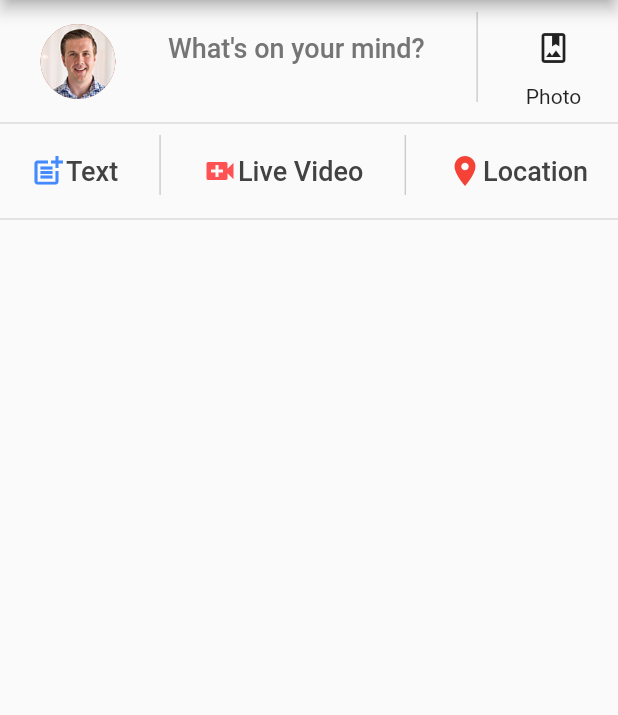
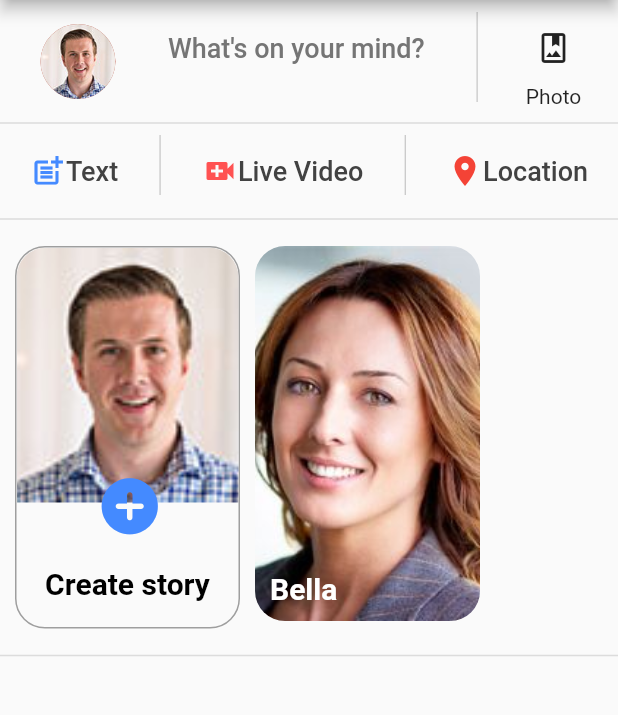
Before and after one commit to ManyuDhyani/Facebook_UI_Clone_Flutter, a Flutter app: the screen it shows after launch, on a phone screen of 412 x 824 dp, the part 156-871 px from its top. Run offline on Flutter 3.47's test engine with Material 2 defaults, Android fonts, the phone set to English and light mode, and no system bars; drawn by our look-alikes of badges.

Commit message:
Story Bar Design

```diff
--- a/lib/Windows/homeDetail.dart
+++ b/lib/Windows/homeDetail.dart
@@ -1,5 +1,6 @@
 import 'package:facebook_ui_clone_flutter/Windows/homeWidgets/homeMenuBar.dart';
 import 'package:facebook_ui_clone_flutter/Windows/homeWidgets/postBar.dart';
+import 'package:facebook_ui_clone_flutter/Windows/homeWidgets/storyBar.dart';
 import 'package:flutter/material.dart';
 
 class homeDetail extends StatefulWidget {
@@ -20,6 +21,8 @@ class _homeDetailState extends State<homeDetail> {
           const Divider(thickness: 1, color: Colors.black12),
           homeMenuBar(),
           const Divider(thickness: 1, color: Colors.black12),
+          storyBar(),
+          const Divider(thickness: 1, color: Colors.black12),
         ],
       ),
     );
--- /dev/null
+++ b/lib/Windows/homeWidgets/storyBar.dart
@@ -0,0 +1,106 @@
+import 'package:flutter/material.dart';
+
+class storyBar extends StatelessWidget {
+  const storyBar({Key? key}) : super(key: key);
+
+  @override
+  Widget build(BuildContext context) {
+    return Container(
+      margin: const EdgeInsets.all(10.0),
+      child: SingleChildScrollView(
+        scrollDirection: Axis.horizontal,
+        child: Wrap(
+          spacing: 10.0,
+          children: [
+            Container(
+              height: 255,
+              width: 150,
+              decoration: BoxDecoration(
+                  border: Border.all(color: Colors.grey),
+                  borderRadius: BorderRadius.circular(20)),
+              child: Stack(
+                fit: StackFit.expand,
+                children: [
+                  GestureDetector(
+                    onTap: () => print("Add Story Clicked"),
+                    child: Column(
+                      children: [
+                        Container(
+                          height: 170,
+                          width: 150,
+                          margin: EdgeInsets.only(bottom: 30.0),
+                          child: const ClipRRect(
+                            borderRadius: BorderRadius.only(
+                              topLeft: Radius.circular(20),
+                              topRight: Radius.circular(20),
+                            ),
+                            child: Image(
+                              image: AssetImage("images/user/avatar-1.jpg"),
+                              fit: BoxFit.cover,
+                            ),
+                          ),
+                        ),
+                        TextButton(
+                          onPressed: () => {},
+                          child: const Text(
+                            "Create story",
+                            style: TextStyle(
+                              fontSize: 20.0,
+                              color: Colors.black,
+                              fontWeight: FontWeight.bold,
+                            ),
+                          ),
+                        ),
+                      ],
+                    ),
+                  ),
+                  Positioned(
+                    bottom: 50.0,
+                    left: 45.0,
+                    child: IconButton(
+                      onPressed: () => {},
+                      icon: const Icon(Icons.add_circle_rounded),
+                      iconSize: 45.0,
+                      color: Colors.blueAccent,
+                    ),
+                  ),
+                ],
+              ),
+            ),
+            Container(
+              height: 250,
+              width: 150,
+              child: Stack(
+                fit: StackFit.expand,
+                children: [
+                  GestureDetector(
+                    onTap: () => print("Friend story clicked"),
+                    child: ClipRRect(
+                      borderRadius: BorderRadius.circular(20),
+                      child: const Image(
+                        image: AssetImage("images/user/avatar-3.jpg"),
+                        fit: BoxFit.cover,
+                      ),
+                    ),
+                  ),
+                  const Positioned(
+                    bottom: 10.0,
+                    left: 10.0,
+                    child: Text(
+                      "Bella",
+                      style: TextStyle(
+                        color: Colors.white,
+                        fontSize: 20.0,
+                        fontWeight: FontWeight.bold,
+                      ),
+                    ),
+                  ),
+                ],
+              ),
+            )
+          ],
+        ),
+      ),
+    );
+  }
+}
```
